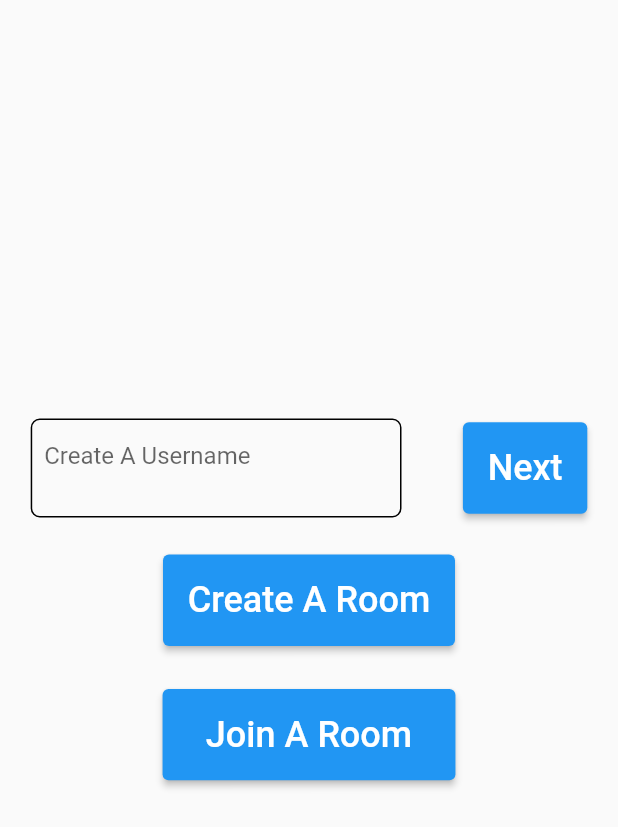
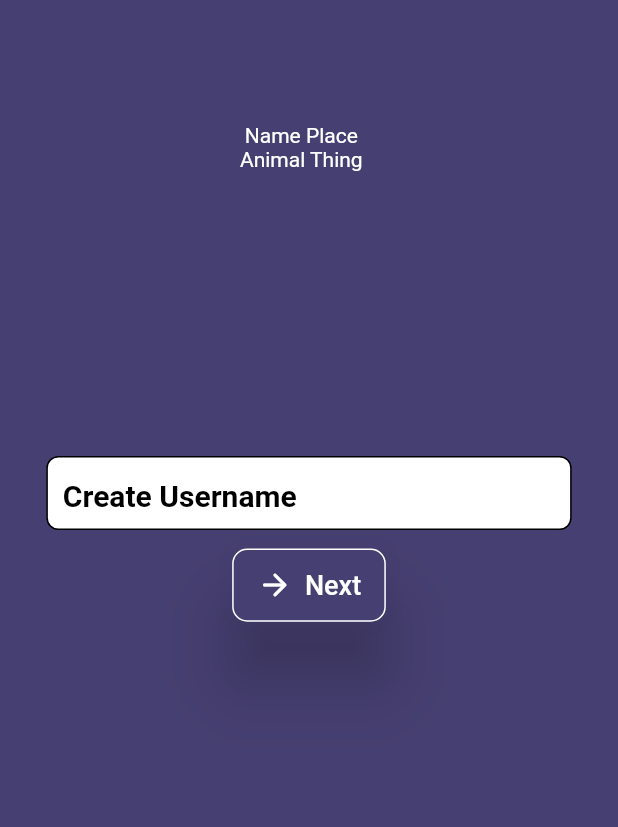
Before and after one commit to vitthal-inani/nameplace, a Flutter app: the screen it shows after launch, on a phone screen of 412 x 824 dp. Shown: the top 827 px of the screen. Run offline on Flutter 3.47's test engine with Material 2 defaults, Android fonts, the phone set to English and light mode, and no system bars.

Commit message:
Basic Validation

```diff
--- a/lib/Screens/LoginScreen.dart
+++ b/lib/Screens/LoginScreen.dart
@@ -1,63 +1,30 @@
 import 'package:flutter/material.dart';
+import 'package:nameplace/Sub%20Screens/NameValidation.dart';
 
 class LoginScreen extends StatelessWidget {
   // const LoginScreen({Key? key}) : super(key: key);
-  final TextEditingController usernameController=TextEditingController();
+
   @override
   Widget build(BuildContext context) {
-    Size size=MediaQuery.of(context).size;
+    Size size = MediaQuery.of(context).size;
     return Container(
-      child:  Column(
-
-        mainAxisAlignment: MainAxisAlignment.center,
+      padding: EdgeInsets.only(top: size.height * 0.1),
+      child: Column(
         children: [
-          Row(
-            mainAxisAlignment: MainAxisAlignment.spaceAround,
-            children: [
-              Container(
-                width: size.width*0.6,
-                height: size.height*0.08,
-                decoration: BoxDecoration(border: Border.all(width: 1),
-                    borderRadius: BorderRadius.circular(6)),
-                child: TextField(
-                  controller: usernameController,
-                  decoration: InputDecoration(
-                    contentPadding: EdgeInsets.only(left: 8) ,
-                    border: InputBorder.none,
-                    hintText: 'Create A Username',
-                  ),
-                ),
+          Column(
+            children: const [
+              Text(
+                "Name Place",
+                style: TextStyle(color: Colors.white),
               ),
-              ElevatedButton(style: ElevatedButton.styleFrom(
-                  padding: EdgeInsets.symmetric(vertical: size.height*0.02,
-                      horizontal: size.width*0.04)),
-                  onPressed: () {print(usernameController.value.text);},
-                  child: const Text("Next", style: TextStyle(fontSize: 24),)
+              Text(
+                "Animal Thing",
+                style: TextStyle(color: Colors.white),
               )
             ],
           ),
-          Container(
-            height: 200,
-            padding: EdgeInsets.symmetric(vertical: size.height*0.03),
-            child: Column(
-              verticalDirection: VerticalDirection.down,
-              mainAxisAlignment: MainAxisAlignment.spaceBetween,
-              children: [
-                ElevatedButton(style: ElevatedButton.styleFrom(
-                    padding: EdgeInsets.symmetric(vertical: size.height*0.02,
-                        horizontal: size.width*0.04)),
-                    onPressed: () {print(usernameController.value.text);},
-                    child: const Text("Create A Room", style: TextStyle(fontSize: 24),)
-                ),
-                ElevatedButton(style: ElevatedButton.styleFrom(
-                    padding: EdgeInsets.symmetric(vertical: size.height*0.02,
-                        horizontal: size.width*0.07)),
-                    onPressed: () {print(usernameController.value.text);},
-                    child: const Text("Join A Room", style: TextStyle(fontSize: 24),)
-                ),
-              ],
-            ),
-          ),
+          Padding(padding: EdgeInsets.only(bottom: size.height * 0.2)),
+          const NameValidation(),
         ],
       ),
     );
--- /dev/null
+++ b/lib/Sub Screens/NameValidation.dart
@@ -0,0 +1,172 @@
+import 'package:flutter/material.dart';
+
+class NameValidation extends StatefulWidget {
+  const NameValidation({Key? key}) : super(key: key);
+
+  @override
+  State<NameValidation> createState() => _NameValidationState();
+}
+
+class _NameValidationState extends State<NameValidation> {
+  late String name;
+  final TextEditingController usernameController = TextEditingController();
+
+  @override
+  void initState() {
+    // TODO: implement initState
+    name = "";
+  }
+
+  @override
+  Widget build(BuildContext context) {
+    Size size = MediaQuery.of(context).size;
+    return Container(
+      height: size.height * 0.2,
+      width: size.width * 0.9,
+      margin: EdgeInsets.only(left: size.width * 0.075),
+      child: Row(
+        children: [
+          AnimatedSwitcher(
+            duration: const Duration(milliseconds: 1000),
+            child: (name.isEmpty)
+                ? Column(
+                    children: [
+                      Container(
+                        width: size.width * 0.85,
+                        height: size.height * 0.06,
+                        margin: EdgeInsets.only(
+                            top: size.height * 0.03,
+                            bottom: size.height * 0.015),
+                        decoration: BoxDecoration(
+                            color: Colors.white,
+                            border: Border.all(width: 1),
+                            borderRadius: BorderRadius.circular(8)),
+                        child: TextField(
+                          controller: usernameController,
+                          style: const TextStyle(
+                              color: Colors.black,
+                              fontWeight: FontWeight.bold,
+                              fontSize: 20),
+                          decoration: const InputDecoration(
+                            contentPadding: EdgeInsets.only(top: 3, left: 10),
+                            border: InputBorder.none,
+                            hintStyle: TextStyle(
+                                color: Colors.black,
+                                fontWeight: FontWeight.bold,
+                                fontSize: 20),
+                            hintText: 'Create Username',
+                          ),
+                        ),
+                      ),
+                      ElevatedButton.icon(
+                        style: ElevatedButton.styleFrom(
+                            backgroundColor: const Color(0xff463F71),
+                            side: const BorderSide(color: Colors.white),
+                            elevation: 20,
+                            shape: RoundedRectangleBorder(
+                                borderRadius: BorderRadius.circular(10)),
+                            padding: EdgeInsets.symmetric(
+                                vertical: size.height * 0.015,
+                                horizontal: size.width * 0.04)),
+                        onPressed: () {
+                          setState(() {
+                            name = usernameController.value.text;
+                          });
+                        },
+                        label: const Text(
+                          "Next",
+                          style: TextStyle(fontSize: 18),
+                        ),
+                        icon: const Icon(Icons.arrow_forward_rounded),
+                      )
+                    ],
+                  )
+                : SizedBox(
+                    width: size.width * 0.85,
+                    child: Row(
+                      children: [
+                        ElevatedButton(
+                            style: ElevatedButton.styleFrom(
+                              shape: const CircleBorder(),
+                              backgroundColor: const Color(0xff463F71),
+                              side: const BorderSide(color: Colors.white),
+                              padding: const EdgeInsets.all(10),
+                              elevation: 20,
+                            ),
+                            onPressed: () {
+                              setState(() {
+                                name = "";
+                              });
+                            },
+                            child: const Icon(
+                              Icons.arrow_back_rounded,
+                              size: 28,
+                            )),
+                        const Padding(
+                            padding: EdgeInsets.symmetric(horizontal: 20)),
+                        Column(
+                          children: [
+                            Container(
+                              margin: EdgeInsets.only(bottom: 20),
+                              child: Text(
+                                "Hi, $name",
+                                style: const TextStyle(
+                                    color: Colors.white,
+                                    fontWeight: FontWeight.bold,
+                                    fontSize: 20),
+                              ),
+                            ),
+                            ElevatedButton(
+                              style: ElevatedButton.styleFrom(
+                                backgroundColor: const Color(0xff463F71),
+                                side: const BorderSide(color: Colors.white),
+                                elevation: 20,
+                                shape: RoundedRectangleBorder(
+                                    borderRadius: BorderRadius.circular(10)),
+                                padding: EdgeInsets.symmetric(
+                                    vertical: size.height * 0.015,
+                                    horizontal: size.width * 0.04),
+                              ),
+                              onPressed: () {
+                                setState(() {
+                                  name = usernameController.value.text;
+                                });
+                              },
+                              child: const Text(
+                                "Create Room",
+                                style: TextStyle(fontSize: 18),
+                              ),
+                            ),
+                            const Padding(
+                                padding: EdgeInsets.symmetric(vertical: 8)),
+                            ElevatedButton(
+                              style: ElevatedButton.styleFrom(
+                                  backgroundColor: const Color(0xff463F71),
+                                  side: const BorderSide(color: Colors.white),
+                                  elevation: 20,
+                                  shape: RoundedRectangleBorder(
+                                      borderRadius: BorderRadius.circular(10)),
+                                  padding: EdgeInsets.symmetric(
+                                      vertical: size.height * 0.015,
+                                      horizontal: size.width * 0.04)),
+                              onPressed: () {
+                                setState(() {
+                                  name = usernameController.value.text;
+                                });
+                              },
+                              child: const Text(
+                                "Join Room",
+                                style: TextStyle(fontSize: 18),
+                              ),
+                            )
+                          ],
+                        ),
+                      ],
+                    ),
+                  ),
+          ),
+        ],
+      ),
+    );
+  }
+}
--- a/lib/main.dart
+++ b/lib/main.dart
@@ -1,9 +1,10 @@
 import 'package:flutter/material.dart';
-import 'Screens/LoginScreen.dart';
+import 'package:nameplace/Screens/LoginScreen.dart';
 
 void main() {
   runApp(const MyApp());
 }
+
 class MyApp extends StatelessWidget {
   const MyApp({Key? key}) : super(key: key);
 
@@ -11,7 +12,8 @@ class MyApp extends StatelessWidget {
   Widget build(BuildContext context) {
     return MaterialApp(
       home: Scaffold(
-        body: LoginScreen(),
+        backgroundColor: const Color(0xff463F71),
+        body: SafeArea(child: LoginScreen()),
       ),
     );
   }
```
